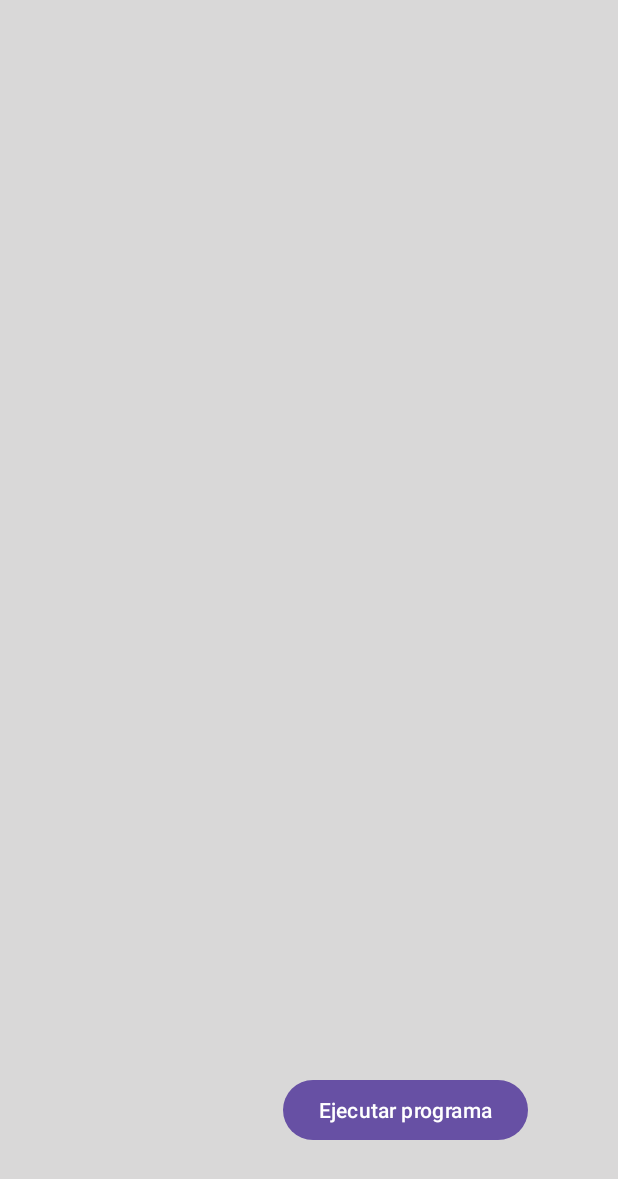
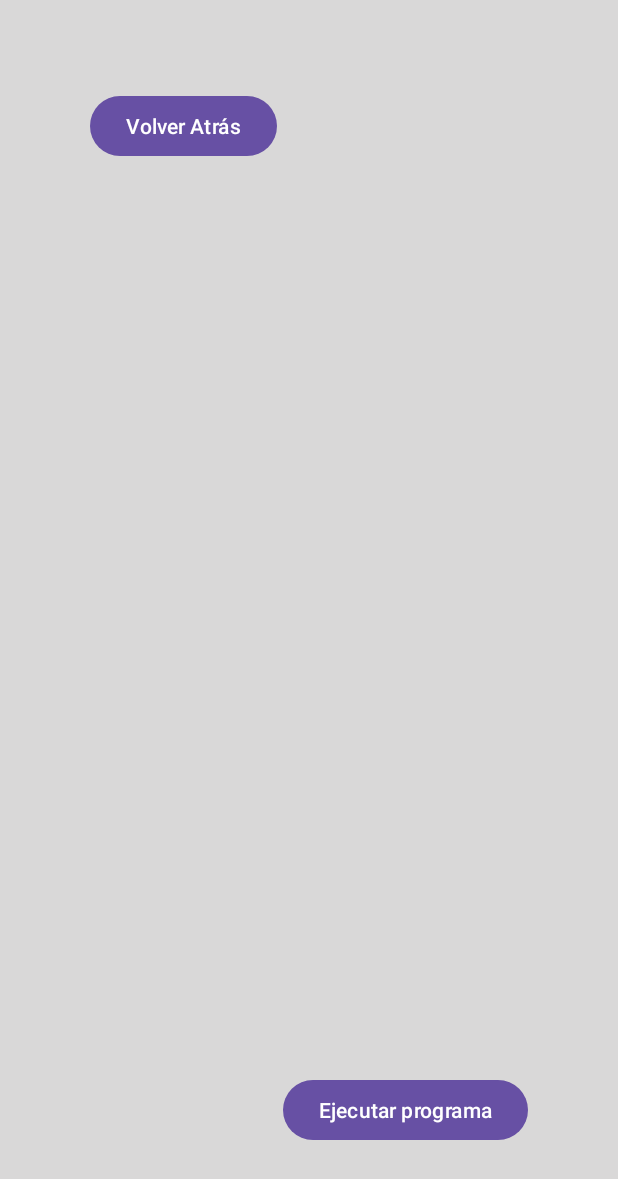
Before and after one commit to PdEXavierMY/TFG_Mates_AndroidApp, an Android app: the RobotActivity screen opened directly, with no data from a screen before it, on a phone screen of 412 x 824 dp. Shown: the top 1179 px of the screen. Run offline under Robolectric (Android 15) with nearby library versions, the phone set to English and light mode, and no system bars.

Commit message:
Pantalla basica programas robot

```diff
--- a/app/src/main/java/com/example/tfgmates/RobotActivity.kt
+++ b/app/src/main/java/com/example/tfgmates/RobotActivity.kt
@@ -1,13 +1,36 @@
 package com.example.tfgmates
 
+import android.content.Intent
 import android.os.Bundle
+import android.widget.Button
 import androidx.activity.enableEdgeToEdge
 import androidx.appcompat.app.AppCompatActivity
 
 class RobotActivity: AppCompatActivity() {
+
+    private lateinit var btnIrAtras2: Button
+
     override fun onCreate(savedInstanceState: Bundle?) {
         super.onCreate(savedInstanceState)
         setContentView(R.layout.robot)
         enableEdgeToEdge()
+
+        // Obtener los datos del Intent
+        val id = intent.getLongExtra("id", -1L)
+        val nombre = intent.getStringExtra("nombre") ?: ""
+        val wifi = intent.getStringExtra("wifi") ?: ""
+        val ip = intent.getStringExtra("ip") ?: ""
+
+        btnIrAtras2 = findViewById(R.id.buttonAtras2)
+        btnIrAtras2.setOnClickListener {
+            val intent = Intent(this, RobotMainActivity::class.java)
+
+            intent.putExtra("id", id)
+            intent.putExtra("nombre", nombre)
+            intent.putExtra("wifi", wifi)
+            intent.putExtra("ip", ip)
+
+            startActivity(intent)
+        }
     }
 }
--- a/app/src/main/res/layout/robot.xml
+++ b/app/src/main/res/layout/robot.xml
@@ -17,4 +17,14 @@
         app:layout_constraintBottom_toBottomOf="parent"
         app:layout_constraintEnd_toEndOf="parent" />
 
+    <Button
+        android:id="@+id/buttonAtras2"
+        android:layout_width="wrap_content"
+        android:layout_height="wrap_content"
+        android:layout_marginStart="60dp"
+        android:layout_marginTop="60dp"
+        android:text="Volver Atrás"
+        app:layout_constraintStart_toStartOf="parent"
+        app:layout_constraintTop_toTopOf="parent" />
+
 </androidx.constraintlayout.widget.ConstraintLayout>
```
Also changed, not shown: app/src/main/java/com/example/tfgmates/RobotMainActivity.kt (+25 -4 lines).
